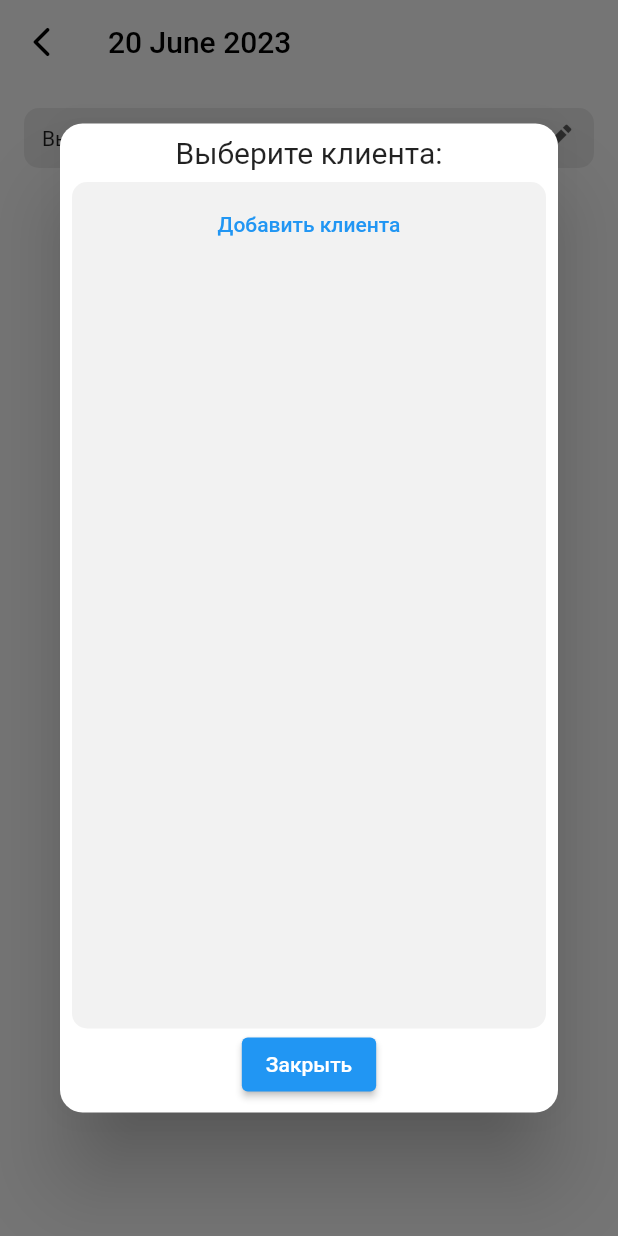
After one commit to AidenDexter/mani_mate, a Flutter app: the AddRecordPage screen opened by its route, after a tap on "Выбранный клиент:", on a phone screen of 412 x 824 dp. The commit adds this screen. Run offline on Flutter 3.47's test engine with Material 2 defaults, Android fonts, the phone set to English and light mode, and no system bars; our stand-ins replace flutter_animate, flutter_riverpod, go_router, hive_flutter, infinite_carousel, riverpod_annotation and 2 more; missing offline and left inert: circular_menu; accounts and stored records are empty; generated files the repository leaves out were written again.

Commit message:
added records to schedule

```diff
--- a/lib/constants.dart
+++ b/lib/constants.dart
@@ -2,3 +2,6 @@ import 'package:flutter/material.dart';
 
 const Color noteHeaderColor = Color.fromARGB(200, 76, 175, 79);
 const Color noteBodyColor = Color.fromARGB(188, 208, 255, 194);
+
+const Color recordHeaderColor = Colors.blue;
+const Color recordBodyColor = Color.fromRGBO(33, 150, 243, .2);
--- a/lib/main.dart
+++ b/lib/main.dart
@@ -6,6 +6,7 @@ import 'package:hive_flutter/hive_flutter.dart';
 
 import 'models/note_model.dart';
 import 'pages/add_note_page/add_note_page.dart';
+import 'pages/add_record_page/add_record_page.dart';
 import 'pages/client_and_services_page/client_and_services_page.dart';
 import 'pages/client_page/client_page.dart';
 import 'pages/edit_note_page/edit_note_page.dart';
--- a/lib/models/note_model.dart
+++ b/lib/models/note_model.dart
@@ -1,4 +1,3 @@
-// ignore_for_file: public_member_api_docs, sort_constructors_first
 import 'package:flutter/foundation.dart';
 import 'package:hive_flutter/hive_flutter.dart';
 
--- /dev/null
+++ b/lib/pages/add_record_page/add_record_page.dart
@@ -0,0 +1,155 @@
+import 'package:flutter/material.dart';
+import 'package:flutter_riverpod/flutter_riverpod.dart';
+import 'package:go_router/go_router.dart';
+import 'package:intl/intl.dart';
+
+import '../../widgets/current_date_app_bar.dart';
+import 'components/add_record_button.dart';
+import 'components/add_records_list.dart';
+import 'components/choose_client_dialog.dart';
+import 'state/current_client.dart';
+import 'state/time.dart';
+
+final _noteController = TextEditingController();
+final _priceController = TextEditingController();
+
+class AddRecordPage extends ConsumerWidget {
+  final DateTime? beginDateTime;
+  const AddRecordPage(this.beginDateTime, {super.key});
+
+  @override
+  Widget build(BuildContext context, WidgetRef ref) {
+    final currentClient = ref.watch(currentClientProvider);
+    final beginDate = ref.watch(beginDateProvider(beginDateTime));
+    final endDate = ref.watch(endDateProvider(beginDateTime?.add(const Duration(minutes: 30))));
+    return Scaffold(
+      backgroundColor: Colors.white,
+      appBar: const CurrentDateAppBar(),
+      body: Padding(
+        padding: const EdgeInsets.all(16.0),
+        child: Column(
+          children: [
+            GestureDetector(
+              onTap: () {
+                showDialog(
+                  context: context,
+                  builder: (context) => const ChooseClientDialog(),
+                );
+              },
+              child: Container(
+                decoration: BoxDecoration(
+                    color: const Color.fromARGB(255, 236, 236, 236), borderRadius: BorderRadius.circular(10)),
+                padding: const EdgeInsets.symmetric(horizontal: 12, vertical: 8),
+                child: Row(
+                  children: [
+                    Expanded(
+                      child: Text('Выбранный клиент: ${currentClient == null ? '' : currentClient.name}'),
+                    ),
+                    Icon(
+                      Icons.edit,
+                      color: Colors.black.withOpacity(.6),
+                    )
+                  ],
+                ),
+              ),
+            ),
+            const SizedBox(height: 16),
+            if (currentClient != null) ...[
+              GestureDetector(
+                onTap: () {
+                  showDialog(
+                    context: context,
+                    builder: (context) {
+                      final deviceSize = MediaQuery.of(context).size;
+                      return Material(
+                        color: Colors.transparent,
+                        child: Stack(
+                          children: [
+                            GestureDetector(
+                              onTap: context.pop,
+                            ),
+                            Center(
+                              child: ClipRRect(
+                                borderRadius: BorderRadius.circular(20),
+                                child: Container(
+                                  color: Colors.white,
+                                  height: deviceSize.height * .8,
+                                  width: deviceSize.width * .9,
+                                  child: AddRecordsList(beginDateTime),
+                                ),
+                              ),
+                            ),
+                            Positioned(
+                              top: deviceSize.height * .06,
+                              right: deviceSize.width * .025,
+                              child: Container(
+                                decoration: BoxDecoration(
+                                  color: Colors.white,
+                                  borderRadius: BorderRadius.circular(20),
+                                ),
+                                child: IconButton(
+                                  onPressed: context.pop,
+                                  icon: const Icon(Icons.close),
+                                ),
+                              ),
+                            )
+                          ],
+                        ),
+                      );
+                    },
+                  );
+                },
+                child: Container(
+                  decoration: BoxDecoration(
+                      color: const Color.fromARGB(255, 236, 236, 236), borderRadius: BorderRadius.circular(10)),
+                  padding: const EdgeInsets.symmetric(horizontal: 12, vertical: 8),
+                  child: Row(
+                    children: [
+                      Expanded(
+                        child: Text(
+                            'Time: ${beginDate != null ? '${DateFormat('HH:mm').format(beginDate)} - ' : ''}${endDate != null ? DateFormat('HH:mm').format(endDate) : ''}'),
+                      ),
+                      Icon(
+                        Icons.edit,
+                        color: Colors.black.withOpacity(.6),
+                      )
+                    ],
+                  ),
+                ),
+              ),
+              const SizedBox(height: 16),
+              if (beginDate != null && endDate != null) ...[
+                Container(
+                  padding: const EdgeInsets.symmetric(horizontal: 10, vertical: 4),
+                  decoration:
+                      BoxDecoration(color: Colors.blue.withOpacity(.23), borderRadius: BorderRadius.circular(20)),
+                  child: TextField(
+                    controller: _priceController,
+                    keyboardType: TextInputType.phone,
+                    decoration: const InputDecoration(border: InputBorder.none, hintText: 'Цена'),
+                  ),
+                ),
+                const SizedBox(height: 16),
+                Expanded(
+                  child: Container(
+                    padding: const EdgeInsets.symmetric(horizontal: 16, vertical: 8),
+                    decoration:
+                        BoxDecoration(color: Colors.blue.withOpacity(.23), borderRadius: BorderRadius.circular(20)),
+                    child: TextField(
+                      controller: _noteController,
+                      maxLines: null,
+                      textCapitalization: TextCapitalization.sentences,
+                      keyboardType: TextInputType.multiline,
+                      decoration: const InputDecoration(border: InputBorder.none, hintText: 'Текст заметки...'),
+                    ),
+                  ),
+                ),
+              ]
+            ]
+          ],
+        ),
+      ),
+      floatingActionButton: AddRecordButton(_noteController, _priceController, beginDateTime),
+    );
+  }
+}
--- /dev/null
+++ b/lib/pages/add_record_page/components/add_record_button.dart
@@ -0,0 +1,36 @@
+import 'package:flutter/material.dart';
+import 'package:flutter_riverpod/flutter_riverpod.dart';
+import 'package:go_router/go_router.dart';
+
+import '../../../providers/records.dart';
+import '../state/current_client.dart';
+import '../state/time.dart';
+import '../state/verify.dart';
+
+class AddRecordButton extends ConsumerWidget {
+  final TextEditingController noteController;
+  final TextEditingController priceController;
+
+  final DateTime? beginDateTime;
+  const AddRecordButton(this.noteController, this.priceController, this.beginDateTime, {super.key});
+
+  @override
+  Widget build(BuildContext context, WidgetRef ref) {
+    return ref.watch(verifyDataProvider(beginDateTime: beginDateTime))
+        ? FloatingActionButton(
+            onPressed: () {
+              ref.read(recordsProvider.notifier).addRecord(
+                    clientId: ref.read(currentClientProvider)!.id,
+                    startDate: ref.read(beginDateProvider(beginDateTime))!,
+                    endDate: ref.read(endDateProvider(beginDateTime?.add(const Duration(minutes: 30))))!,
+                    text: noteController.text,
+                    price: priceController.text.trim().isEmpty?null: int.parse(priceController.text),
+                  );
+              context.pop();
+              noteController.clear();
+            },
+            child: const Icon(Icons.done),
+          )
+        : const SizedBox.shrink();
+  }
+}
--- /dev/null
+++ b/lib/pages/add_record_page/components/choose_client_dialog.dart
@@ -0,0 +1,90 @@
+import 'package:flutter/material.dart';
+import 'package:flutter_riverpod/flutter_riverpod.dart';
+import 'package:go_router/go_router.dart';
+
+import '../../../providers/clients.dart';
+import '../state/current_client.dart';
+
+class ChooseClientDialog extends StatelessWidget {
+  const ChooseClientDialog({super.key});
+
+  @override
+  Widget build(BuildContext context) {
+    final deviceSize = MediaQuery.of(context).size;
+    return Dialog(
+      shape: RoundedRectangleBorder(borderRadius: BorderRadius.circular(15)),
+      child: Container(
+        padding: const EdgeInsets.all(8),
+        height: deviceSize.height * .8,
+        width: deviceSize.width * .9,
+        child: Column(
+          children: [
+            const Text('Выберите клиента:', style: TextStyle(fontSize: 20)),
+            const SizedBox(height: 8),
+            Expanded(
+              child: Container(
+                decoration: BoxDecoration(
+                  color: Colors.black.withOpacity(.05),
+                  borderRadius: BorderRadius.circular(10),
+                ),
+                child: Consumer(
+                  builder: (context, ref, child) {
+                    final clients = ref.watch(clientsProvider);
+                    final currentClient = ref.watch(currentClientProvider);
+
+                    return clients.when(
+                      data: (clients) {
+                        return ListView.builder(
+                          padding: const EdgeInsets.only(top: 4),
+                          itemCount: clients.length + 1,
+                          itemBuilder: (context, index) {
+                            if (index == clients.length) {
+                              return TextButton(
+                                onPressed: () {},
+                                child: const Text('Добавить клиента'),
+                              );
+                            }
+                            final isChosen = currentClient?.id == clients[index].id;
+                            return GestureDetector(
+                              onTap: () {
+                                ref.read(currentClientProvider.notifier).client = clients[index];
+                              },
+                              child: AnimatedContainer(
+                                duration: const Duration(milliseconds: 150),
+                                margin: const EdgeInsets.symmetric(horizontal: 4, vertical: 2),
+                                decoration: BoxDecoration(
+                                  color: isChosen ? Colors.blue : Colors.white,
+                                  borderRadius: BorderRadius.circular(10),
+                                ),
+                                padding: const EdgeInsets.all(8),
+                                child: Column(
+                                  children: [
+                                    Text(
+                                      clients[index].name,
+                                      style: TextStyle(color: isChosen ? Colors.white : Colors.black),
+                                    ),
+                                    Text(
+                                      clients[index].phone,
+                                      style: TextStyle(color: isChosen ? Colors.white : Colors.black),
+                                    ),
+                                  ],
+                                ),
+                              ),
+                            );
+                          },
+                        );
+                      },
+                      error: (e, s) => const SizedBox.shrink(),
+                      loading: () => const SizedBox.shrink(),
+                    );
+                  },
+                ),
+              ),
+            ),
+            ElevatedButton(onPressed: context.pop, child: const Text('Закрыть'))
+          ],
+        ),
+      ),
+    );
+  }
+}
--- /dev/null
+++ b/lib/pages/add_record_page/state/verify.dart
@@ -0,0 +1,12 @@
+import 'package:riverpod_annotation/riverpod_annotation.dart';
+
+import 'time.dart';
+
+part 'verify.g.dart';
+
+@riverpod
+bool verifyData(VerifyDataRef ref, {DateTime? beginDateTime}) {
+  final beginDate = ref.watch(beginDateProvider(beginDateTime));
+  final endDate = ref.watch(endDateProvider(beginDateTime?.add(const Duration(minutes: 30))));
+  return beginDate != null && endDate != null && beginDate.isBefore(endDate);
+}
--- a/lib/pages/schedule_page/components/notes_list.dart
+++ b/lib/pages/schedule_page/components/notes_list.dart
@@ -69,7 +69,7 @@ class NotesList extends ConsumerWidget {
                                       time.isBefore(element.endDate))
                                   .toList();
                               return NoteWidget(
-                                blockNotes: blockNotes,
+                                note: blockNotes.isEmpty ? null : blockNotes.first,
                                 time: time,
                               );
                             },
--- a/lib/pages/schedule_page/schedule_page.dart
+++ b/lib/pages/schedule_page/schedule_page.dart
@@ -58,7 +58,7 @@ class SchedulePage extends ConsumerWidget {
         items: [
           CircularMenuItem(
             icon: Icons.person,
-            onTap: () => context.push('/add_note'),
+            onTap: () => context.push('/add_record'),
             boxShadow: [
               BoxShadow(
                 color: Theme.of(context).primaryColor.withOpacity(.5),
--- a/lib/providers/clients.dart
+++ b/lib/providers/clients.dart
@@ -3,6 +3,7 @@ import 'package:riverpod_annotation/riverpod_annotation.dart';
 import 'package:uuid/uuid.dart';
 
 import '../models/client_model.dart';
+import 'records.dart';
 
 part 'clients.g.dart';
 
@@ -34,6 +35,7 @@ class Clients extends _$Clients {
     if (index == null) return;
     await box.deleteAt(index);
     state = AsyncValue.data(box.values.toList());
+    ref.read(recordsProvider.notifier).deleteRecordsByClientId(id);
   }
 
   Future<void> updateClient(ClientModel client) async {
--- a/lib/providers/notes.dart
+++ b/lib/providers/notes.dart
@@ -32,10 +32,10 @@ class Notes extends _$Notes {
     state = AsyncValue.data(box.values.toList());
   }
 
-    Future<void> updateNote(NoteModel client) async {
-    final index = state.value?.indexWhere((element) => element.id == client.id);
+    Future<void> updateNote(NoteModel note) async {
+    final index = state.value?.indexWhere((element) => element.id == note.id);
     if (index == null) return;
-    await box.putAt(index, client);
+    await box.putAt(index, note);
     state = AsyncValue.data(box.values.toList());
   }
 }
--- a/lib/router.dart
+++ b/lib/router.dart
@@ -81,5 +81,21 @@ final GoRouter _router = GoRouter(
         );
       },
     ),
+    GoRoute(
+      path: '/add_record',
+      name: 'add_record',
+      pageBuilder: (context, state) {
+        return CustomTransitionPage(
+          key: state.pageKey,
+          child: AddRecordPage(state.extra as DateTime?),
+          transitionsBuilder: (context, animation, secondaryAnimation, child) {
+            return FadeTransition(
+              opacity: CurveTween(curve: Curves.easeInOutCirc).animate(animation),
+              child: child,
+            );
+          },
+        );
+      },
+    ),
   ],
 );
```
Also changed, not shown: lib/models/record_model.dart (+18 -0 lines), lib/pages/add_record_page/components/add_records_list.dart (added, +151 -0 lines), lib/pages/add_record_page/state/current_client.dart (added, +13 -0 lines), lib/pages/add_record_page/state/time.dart (added, +19 -0 lines), lib/pages/schedule_page/components/note_widget.dart (+48 -17 lines), lib/pages/schedule_page/state/page_notes.dart (+16 -6 lines), lib/providers/records.dart (added, +64 -0 lines).
